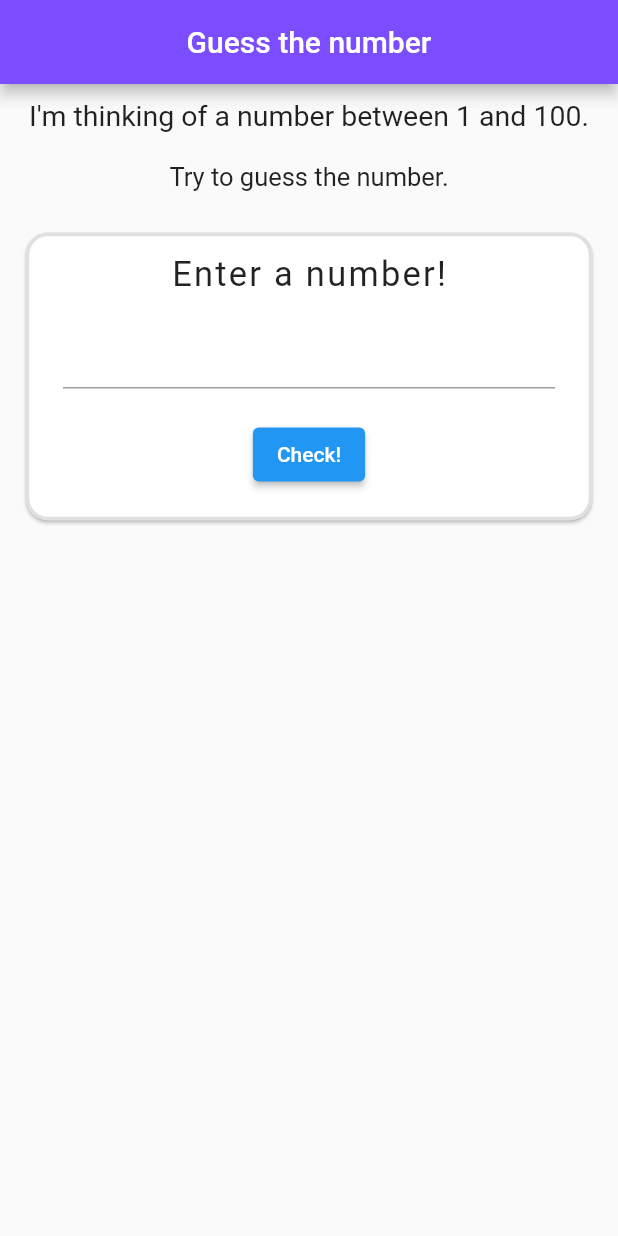
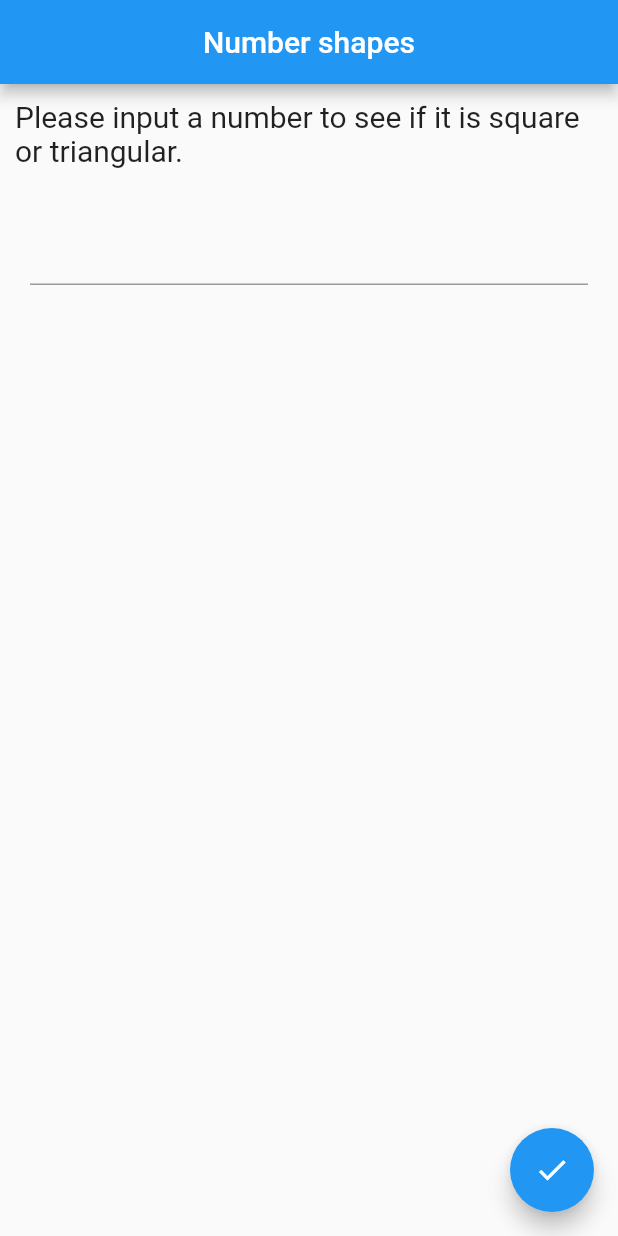
Before and after one commit to AlexandraLupoi/Flutter, a Flutter app: the screen it shows after launch, on a phone screen of 412 x 824 dp. Run offline on Flutter 3.47's test engine with Material 2 defaults, Android fonts, the phone set to English and light mode, and no system bars.

Commit message:
Number shapes

```diff
--- a/lib/main.dart
+++ b/lib/main.dart
@@ -1,4 +1,4 @@
-import 'guess_the_number.dart' as app;
+import 'number_shapes.dart' as app;
 
 void main() {
   app.main();
--- /dev/null
+++ b/lib/number_shapes.dart
@@ -0,0 +1,92 @@
+import 'dart:math';
+import 'package:flutter/material.dart';
+
+void main() {
+  runApp(const NumberShapes());
+}
+
+class NumberShapes extends StatelessWidget {
+  const NumberShapes({Key? key}) : super(key: key);
+
+  @override
+  Widget build(BuildContext context) {
+    return const MaterialApp(
+        home: HomePage()
+    );
+  }
+}
+
+class HomePage extends StatefulWidget {
+  const HomePage({Key? key}) : super(key: key);
+
+  @override
+  _HomePageState createState() => _HomePageState();
+}
+
+class _HomePageState extends State<HomePage> {
+  bool square = false;
+  bool triangular = false;
+
+  final TextEditingController controller = TextEditingController();
+
+  @override
+  Widget build(BuildContext context) {
+    return Scaffold(
+      appBar: AppBar(
+        title: const Text('Number shapes'),
+        centerTitle: true
+      ),
+      body: Column(
+        children: [
+          const Padding(
+            padding: EdgeInsetsDirectional.all(10),
+            child: Text(
+              'Please input a number to see if it is square or triangular.',
+              style: TextStyle(
+                fontSize: 20
+              ),
+            )
+          ),
+          Padding(
+            padding: const EdgeInsetsDirectional.all(20),
+            child: TextField(
+              controller: controller,
+              keyboardType: TextInputType.number,
+            ),
+          )
+        ]
+      ),
+      floatingActionButton: FloatingActionButton(
+        child: const Icon(Icons.check),
+        onPressed: () {
+          double numberToCheck = double.tryParse(controller.text)!;
+          double base2 = pow(numberToCheck, 1.0/2.0).roundToDouble();
+          double base3 = pow(numberToCheck, 1.0/3.0).roundToDouble();
+
+          FocusScope.of(context).unfocus();
+          setState(() {
+            square = pow(base2, 2) == numberToCheck ? true : false;
+            triangular = pow(base3, 3) == numberToCheck ? true : false;
+            showDialog(
+              context: context,
+              builder: (BuildContext builder) {
+                return AlertDialog(
+                  title: Text(controller.text),
+                  content: !square && !triangular
+                    ? Text('Number ${controller.text} is neither SQUARE or TRIANGULAR!')
+                    : !square && triangular
+                    ? Text('Number ${controller.text} is TRIANGULAR!')
+                    : square && !triangular
+                    ? Text('Number ${controller.text} is SQUARE!')
+                    : square && triangular
+                    ? Text('Number ${controller.text} is both SQUARE and TRIANGULAR!')
+                    : null
+                );
+              }
+            );
+          });
+        }
+      ),
+    );
+  }
+}
```
Also changed, not shown: images/guess_the_number.png (deleted).
